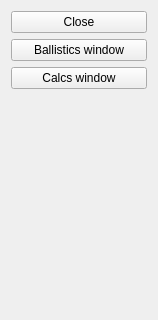
Qt form src/uis/drop_menu.ui (arrgn/PhysCalc) before a commit; both pictures show x 0 to 158 and y 0 to 320 of the 158 by 480 pixel window.
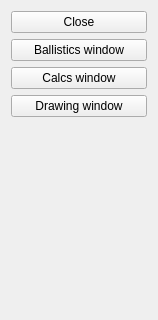
The same form after that commit.

Patch:
```diff
--- a/src/uis/drop_menu.ui
+++ b/src/uis/drop_menu.ui
@@ -47,6 +47,13 @@
      </property>
     </widget>
    </item>
+   <item>
+    <widget class="QPushButton" name="w3_btn">
+     <property name="text">
+      <string>Drawing window</string>
+     </property>
+    </widget>
+   </item>
    <item>
     <spacer name="verticalSpacer">
      <property name="orientation">
```
